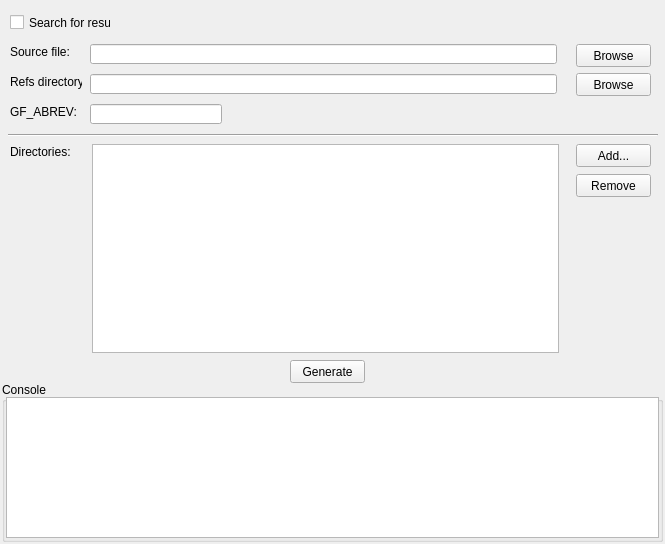
Before: the Qt Designer form GoldGenerator/GoldGenerator/UI/GoldGeneratorWindow.ui in kapis90/GoldGenerator, drawn with Qt 5.
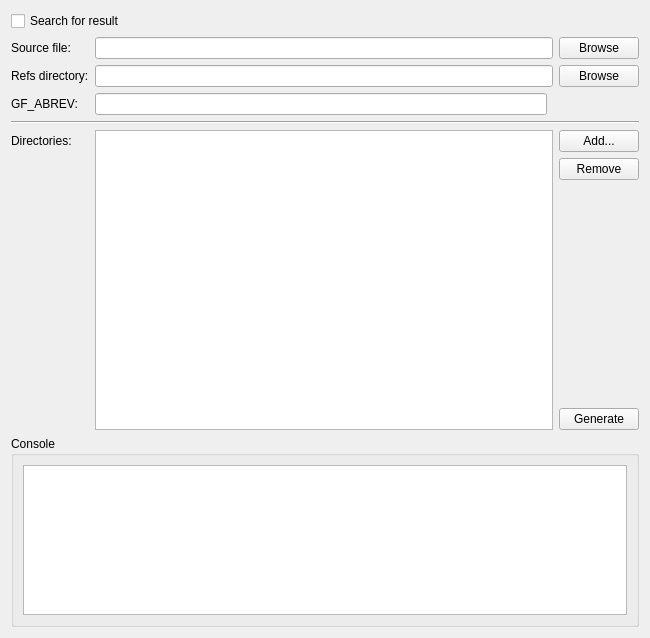
After: the same form once the commit is applied.

The edit to the form file:
```diff
--- a/GoldGenerator/GoldGenerator/UI/GoldGeneratorWindow.ui
+++ b/GoldGenerator/GoldGenerator/UI/GoldGeneratorWindow.ui
@@ -9,12 +9,12 @@
    <rect>
     <x>0</x>
     <y>0</y>
-    <width>665</width>
-    <height>544</height>
+    <width>650</width>
+    <height>638</height>
    </rect>
   </property>
   <property name="sizePolicy">
-   <sizepolicy hsizetype="Preferred" vsizetype="Preferred">
+   <sizepolicy hsizetype="Maximum" vsizetype="Maximum">
     <horstretch>0</horstretch>
     <verstretch>0</verstretch>
    </sizepolicy>
@@ -22,266 +22,208 @@
   <property name="windowTitle">
    <string>Gold Generator</string>
   </property>
-  <widget class="QGroupBox" name="groupBox">
-   <property name="geometry">
-    <rect>
-     <x>2</x>
-     <y>382</y>
-     <width>661</width>
-     <height>160</height>
-    </rect>
-   </property>
-   <property name="title">
-    <string>Console</string>
-   </property>
-   <widget class="QTextEdit" name="consoleEdit">
-    <property name="geometry">
-     <rect>
-      <x>4</x>
-      <y>15</y>
-      <width>653</width>
-      <height>141</height>
-     </rect>
-    </property>
-    <property name="readOnly">
-     <bool>true</bool>
-    </property>
-   </widget>
-  </widget>
-  <widget class="QLabel" name="dirLabel">
-   <property name="geometry">
-    <rect>
-     <x>10</x>
-     <y>144</y>
-     <width>61</width>
-     <height>16</height>
-    </rect>
-   </property>
-   <property name="text">
-    <string>Directories:</string>
-   </property>
-  </widget>
-  <widget class="QListWidget" name="testListWidget">
-   <property name="geometry">
-    <rect>
-     <x>92</x>
-     <y>144</y>
-     <width>467</width>
-     <height>209</height>
-    </rect>
-   </property>
-   <property name="editTriggers">
-    <set>QAbstractItemView::DoubleClicked|QAbstractItemView::EditKeyPressed</set>
-   </property>
-   <property name="dragEnabled">
-    <bool>false</bool>
-   </property>
-   <property name="selectionMode">
-    <enum>QAbstractItemView::MultiSelection</enum>
-   </property>
-   <property name="viewMode">
-    <enum>QListView::ListMode</enum>
-   </property>
-  </widget>
-  <widget class="QPushButton" name="generateButton">
-   <property name="geometry">
-    <rect>
-     <x>290</x>
-     <y>360</y>
-     <width>75</width>
-     <height>23</height>
-    </rect>
-   </property>
-   <property name="text">
-    <string>Generate</string>
-   </property>
-   <property name="checkable">
-    <bool>false</bool>
-   </property>
-   <property name="autoDefault">
-    <bool>false</bool>
-   </property>
-   <property name="default">
-    <bool>false</bool>
-   </property>
-   <property name="flat">
-    <bool>false</bool>
-   </property>
-  </widget>
-  <widget class="Line" name="line">
-   <property name="geometry">
-    <rect>
-     <x>8</x>
-     <y>134</y>
-     <width>650</width>
-     <height>3</height>
-    </rect>
-   </property>
-   <property name="orientation">
-    <enum>Qt::Horizontal</enum>
-   </property>
-  </widget>
-  <widget class="QLabel" name="refsLabel">
-   <property name="geometry">
-    <rect>
-     <x>10</x>
-     <y>74</y>
-     <width>72</width>
-     <height>16</height>
-    </rect>
-   </property>
-   <property name="minimumSize">
-    <size>
-     <width>70</width>
-     <height>0</height>
-    </size>
-   </property>
-   <property name="text">
-    <string>Refs directory:</string>
-   </property>
-  </widget>
-  <widget class="QLineEdit" name="refsEdit">
-   <property name="geometry">
-    <rect>
-     <x>90</x>
-     <y>74</y>
-     <width>467</width>
-     <height>20</height>
-    </rect>
-   </property>
-  </widget>
-  <widget class="QPushButton" name="refsBrowseButton">
-   <property name="geometry">
-    <rect>
-     <x>576</x>
-     <y>73</y>
-     <width>75</width>
-     <height>23</height>
-    </rect>
-   </property>
-   <property name="text">
-    <string>Browse</string>
-   </property>
-  </widget>
-  <widget class="QLabel" name="sourceLabel">
-   <property name="geometry">
-    <rect>
-     <x>10</x>
-     <y>44</y>
-     <width>71</width>
-     <height>16</height>
-    </rect>
-   </property>
-   <property name="minimumSize">
-    <size>
-     <width>71</width>
-     <height>0</height>
-    </size>
-   </property>
-   <property name="text">
-    <string>Source file:</string>
-   </property>
-  </widget>
-  <widget class="QLineEdit" name="sourceEdit">
-   <property name="enabled">
-    <bool>true</bool>
-   </property>
-   <property name="geometry">
-    <rect>
-     <x>90</x>
-     <y>44</y>
-     <width>467</width>
-     <height>20</height>
-    </rect>
-   </property>
-   <property name="sizePolicy">
-    <sizepolicy hsizetype="MinimumExpanding" vsizetype="Fixed">
-     <horstretch>0</horstretch>
-     <verstretch>0</verstretch>
-    </sizepolicy>
-   </property>
-  </widget>
-  <widget class="QPushButton" name="sourceBrowseButton">
-   <property name="geometry">
-    <rect>
-     <x>576</x>
-     <y>44</y>
-     <width>75</width>
-     <height>23</height>
-    </rect>
-   </property>
-   <property name="text">
-    <string>Browse</string>
-   </property>
-  </widget>
-  <widget class="QLabel" name="gf_abrevLabel">
-   <property name="geometry">
-    <rect>
-     <x>10</x>
-     <y>104</y>
-     <width>75</width>
-     <height>16</height>
-    </rect>
-   </property>
-   <property name="minimumSize">
-    <size>
-     <width>75</width>
-     <height>0</height>
-    </size>
-   </property>
-   <property name="text">
-    <string>GF_ABREV:</string>
-   </property>
-  </widget>
-  <widget class="QLineEdit" name="gf_abrevEdit">
-   <property name="geometry">
-    <rect>
-     <x>90</x>
-     <y>104</y>
-     <width>132</width>
-     <height>20</height>
-    </rect>
-   </property>
-  </widget>
-  <widget class="QPushButton" name="addButton">
-   <property name="geometry">
-    <rect>
-     <x>576</x>
-     <y>144</y>
-     <width>75</width>
-     <height>23</height>
-    </rect>
-   </property>
-   <property name="text">
-    <string>Add...</string>
-   </property>
-  </widget>
-  <widget class="QPushButton" name="removeButton">
-   <property name="geometry">
-    <rect>
-     <x>576</x>
-     <y>174</y>
-     <width>75</width>
-     <height>23</height>
-    </rect>
-   </property>
-   <property name="text">
-    <string>Remove</string>
-   </property>
-  </widget>
-  <widget class="QCheckBox" name="searchBox">
-   <property name="geometry">
-    <rect>
-     <x>10</x>
-     <y>14</y>
-     <width>101</width>
-     <height>17</height>
-    </rect>
-   </property>
-   <property name="text">
-    <string>Search for result</string>
-   </property>
-  </widget>
+  <layout class="QGridLayout" name="gridLayout_2">
+   <item row="5" column="0">
+    <widget class="QLabel" name="dirLabel">
+     <property name="sizePolicy">
+      <sizepolicy hsizetype="Fixed" vsizetype="Fixed">
+       <horstretch>0</horstretch>
+       <verstretch>0</verstretch>
+      </sizepolicy>
+     </property>
+     <property name="text">
+      <string>Directories:</string>
+     </property>
+    </widget>
+   </item>
+   <item row="1" column="0">
+    <widget class="QLabel" name="sourceLabel">
+     <property name="minimumSize">
+      <size>
+       <width>71</width>
+       <height>0</height>
+      </size>
+     </property>
+     <property name="text">
+      <string>Source file:</string>
+     </property>
+    </widget>
+   </item>
+   <item row="6" column="3">
+    <widget class="QPushButton" name="removeButton">
+     <property name="text">
+      <string>Remove</string>
+     </property>
+    </widget>
+   </item>
+   <item row="4" column="0" colspan="4">
+    <widget class="Line" name="line">
+     <property name="orientation">
+      <enum>Qt::Horizontal</enum>
+     </property>
+    </widget>
+   </item>
+   <item row="0" column="0" colspan="2">
+    <widget class="QCheckBox" name="searchBox">
+     <property name="text">
+      <string>Search for result</string>
+     </property>
+    </widget>
+   </item>
+   <item row="3" column="1">
+    <widget class="QLineEdit" name="gf_abrevEdit"/>
+   </item>
+   <item row="3" column="0">
+    <widget class="QLabel" name="gf_abrevLabel">
+     <property name="minimumSize">
+      <size>
+       <width>75</width>
+       <height>0</height>
+      </size>
+     </property>
+     <property name="text">
+      <string>GF_ABREV:</string>
+     </property>
+    </widget>
+   </item>
+   <item row="1" column="1" colspan="2">
+    <widget class="QLineEdit" name="sourceEdit">
+     <property name="enabled">
+      <bool>true</bool>
+     </property>
+     <property name="sizePolicy">
+      <sizepolicy hsizetype="MinimumExpanding" vsizetype="Fixed">
+       <horstretch>0</horstretch>
+       <verstretch>0</verstretch>
+      </sizepolicy>
+     </property>
+    </widget>
+   </item>
+   <item row="2" column="3">
+    <widget class="QPushButton" name="refsBrowseButton">
+     <property name="text">
+      <string>Browse</string>
+     </property>
+    </widget>
+   </item>
+   <item row="5" column="1" rowspan="4" colspan="2">
+    <widget class="QListWidget" name="testListWidget">
+     <property name="sizePolicy">
+      <sizepolicy hsizetype="Expanding" vsizetype="Fixed">
+       <horstretch>0</horstretch>
+       <verstretch>0</verstretch>
+      </sizepolicy>
+     </property>
+     <property name="minimumSize">
+      <size>
+       <width>0</width>
+       <height>300</height>
+      </size>
+     </property>
+     <property name="editTriggers">
+      <set>QAbstractItemView::DoubleClicked|QAbstractItemView::EditKeyPressed</set>
+     </property>
+     <property name="dragEnabled">
+      <bool>false</bool>
+     </property>
+     <property name="selectionMode">
+      <enum>QAbstractItemView::MultiSelection</enum>
+     </property>
+     <property name="viewMode">
+      <enum>QListView::ListMode</enum>
+     </property>
+    </widget>
+   </item>
+   <item row="2" column="1" colspan="2">
+    <widget class="QLineEdit" name="refsEdit"/>
+   </item>
+   <item row="1" column="3">
+    <widget class="QPushButton" name="sourceBrowseButton">
+     <property name="text">
+      <string>Browse</string>
+     </property>
+    </widget>
+   </item>
+   <item row="5" column="3">
+    <widget class="QPushButton" name="addButton">
+     <property name="sizePolicy">
+      <sizepolicy hsizetype="Fixed" vsizetype="Fixed">
+       <horstretch>0</horstretch>
+       <verstretch>0</verstretch>
+      </sizepolicy>
+     </property>
+     <property name="text">
+      <string>Add...</string>
+     </property>
+    </widget>
+   </item>
+   <item row="2" column="0">
+    <widget class="QLabel" name="refsLabel">
+     <property name="minimumSize">
+      <size>
+       <width>70</width>
+       <height>0</height>
+      </size>
+     </property>
+     <property name="text">
+      <string>Refs directory:</string>
+     </property>
+    </widget>
+   </item>
+   <item row="9" column="0" colspan="4">
+    <widget class="QGroupBox" name="groupBox">
+     <property name="minimumSize">
+      <size>
+       <width>0</width>
+       <height>0</height>
+      </size>
+     </property>
+     <property name="layoutDirection">
+      <enum>Qt::LeftToRight</enum>
+     </property>
+     <property name="title">
+      <string>Console</string>
+     </property>
+     <layout class="QVBoxLayout" name="verticalLayout">
+      <item>
+       <widget class="QTextEdit" name="consoleEdit">
+        <property name="minimumSize">
+         <size>
+          <width>0</width>
+          <height>0</height>
+         </size>
+        </property>
+        <property name="sizeAdjustPolicy">
+         <enum>QAbstractScrollArea::AdjustIgnored</enum>
+        </property>
+        <property name="readOnly">
+         <bool>true</bool>
+        </property>
+       </widget>
+      </item>
+     </layout>
+    </widget>
+   </item>
+   <item row="8" column="3">
+    <widget class="QPushButton" name="generateButton">
+     <property name="text">
+      <string>Generate</string>
+     </property>
+     <property name="checkable">
+      <bool>false</bool>
+     </property>
+     <property name="autoDefault">
+      <bool>false</bool>
+     </property>
+     <property name="default">
+      <bool>false</bool>
+     </property>
+     <property name="flat">
+      <bool>false</bool>
+     </property>
+    </widget>
+   </item>
+  </layout>
  </widget>
  <tabstops>
   <tabstop>searchBox</tabstop>
```
Left out of the diff: 9 changed lines with no effect on the pictures.
